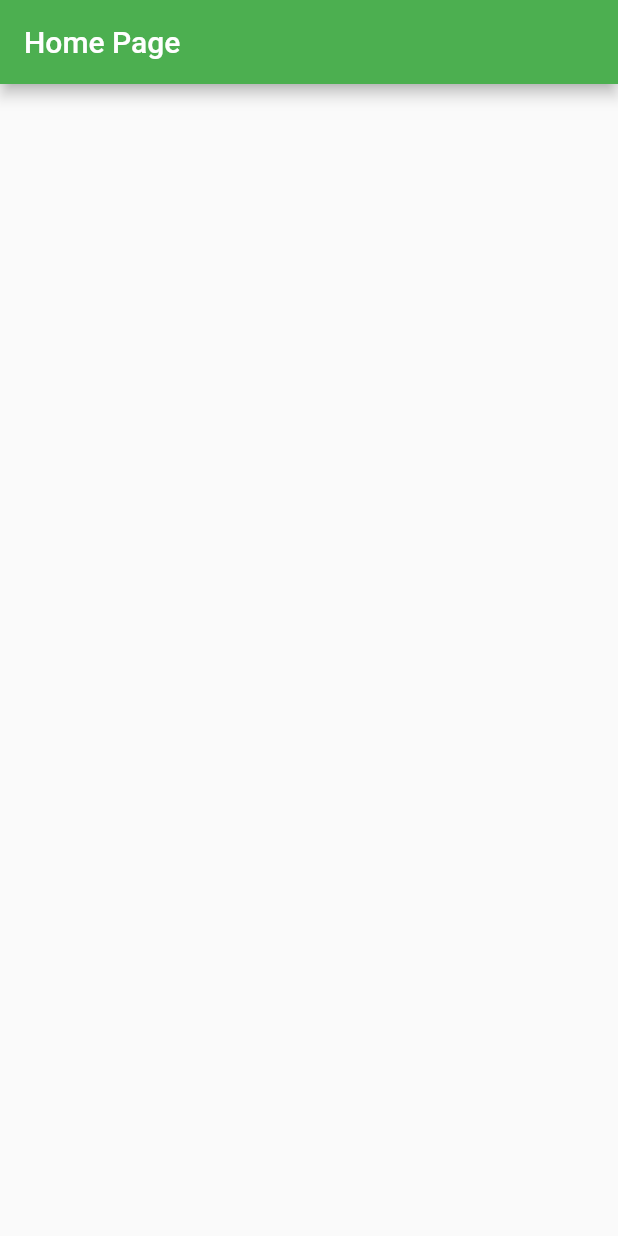
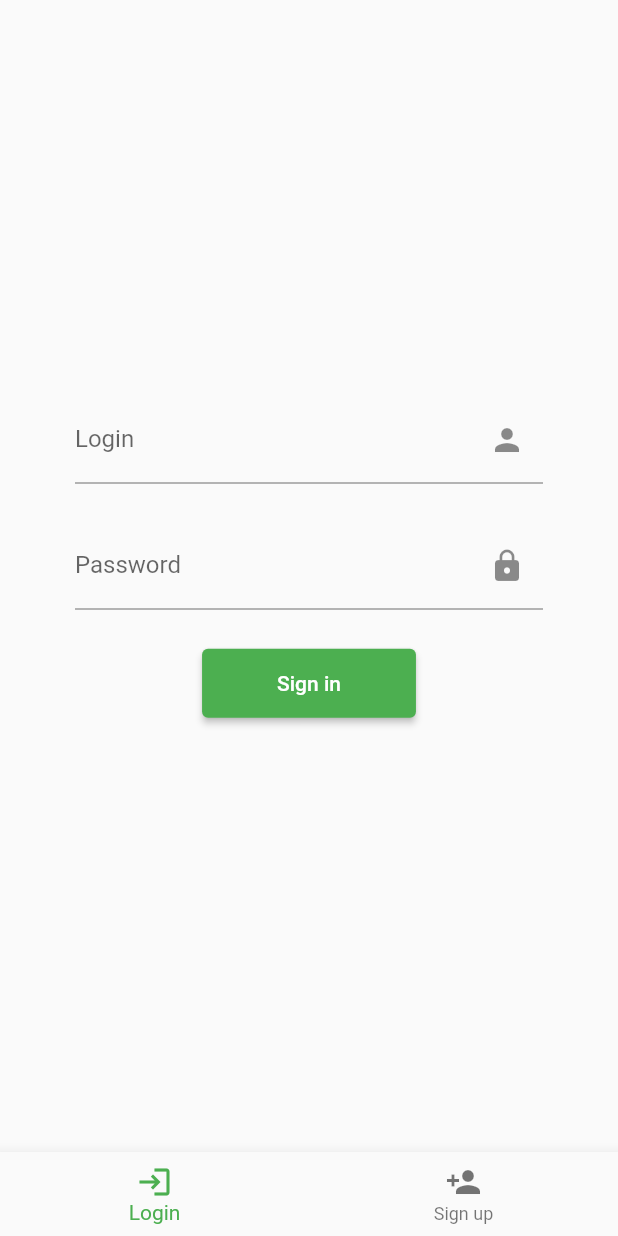
Before and after one commit to ziwg-project/plantapp-mobile, a Flutter app: the screen it shows after launch, on a phone screen of 412 x 824 dp. Run offline on Flutter 3.47's test engine with Material 2 defaults, Android fonts, the phone set to English and light mode, and no system bars.

Commit message:
Add login screen, auth flow with model, add drawer navigation to home_navigation.dart

```diff
--- a/lib/main.dart
+++ b/lib/main.dart
@@ -1,7 +1,13 @@
 import 'package:flutter/material.dart';
+import 'package:plants_app/models/AuthModel.dart';
+import 'package:plants_app/views/guest_navigation.dart';
+import 'package:provider/provider.dart';
+
+import 'views/home_navigation.dart';
 
 void main() {
-  runApp(MyApp());
+  runApp(
+      ChangeNotifierProvider(create: (context) => AuthModel(), child: MyApp()));
 }
 
 class MyApp extends StatelessWidget {
@@ -13,11 +19,9 @@ class MyApp extends StatelessWidget {
         primarySwatch: Colors.green,
       ),
       // Put proper view here later
-      home: Scaffold(
-        appBar: AppBar(
-          title: Text('Home Page'),
-        ),
-      ),
+      home: Scaffold(body: Consumer<AuthModel>(builder: (context, auth, child) {
+        return Container(child: auth.loggedIn ? HomeNavigation() : GuestNavigation());
+      })),
     );
   }
 }
--- /dev/null
+++ b/lib/models/AuthModel.dart
@@ -0,0 +1,21 @@
+import 'package:flutter/cupertino.dart';
+
+class AuthModel extends ChangeNotifier {
+  bool _loggedIn = false;
+
+  get loggedIn => _loggedIn;
+  Future<void> logIn() {
+    return Future.delayed(Duration(seconds: 0), () {
+      _loggedIn = true;
+      notifyListeners();
+    });
+  }
+
+  Future<void> logOut() {
+    return Future.delayed(Duration(seconds: 0), () {
+      _loggedIn = false;
+      notifyListeners();
+    });
+
+  }
+}
--- /dev/null
+++ b/lib/views/guest_navigation.dart
@@ -0,0 +1,36 @@
+import 'package:flutter/material.dart';
+import 'package:plants_app/views/login_page.dart';
+
+class GuestNavigation extends StatefulWidget {
+  @override
+  _GuestNavigationState createState() =>  _GuestNavigationState();
+
+}
+
+class  _GuestNavigationState extends State<GuestNavigation> {
+  List<Widget> widgetList = [
+    LoginPage(),
+    Center(child: Text('Sign up screen'))
+  ];
+  int currentIndex = 0;
+
+  setPage(int index) {
+    setState(() {
+      currentIndex = index;
+    });
+  }
+  @override
+  Widget build(BuildContext context) {
+    return Scaffold(
+      body: widgetList[currentIndex],
+      bottomNavigationBar: BottomNavigationBar(
+        items: <BottomNavigationBarItem>[
+          BottomNavigationBarItem(icon: Icon(Icons.login), label: 'Login'),
+          BottomNavigationBarItem(icon: Icon(Icons.person_add),label: "Sign up")
+        ],
+        currentIndex: currentIndex,
+        onTap: setPage,
+      ),
+    );
+  }
+}
--- a/lib/views/home_navigation.dart
+++ b/lib/views/home_navigation.dart
@@ -1,4 +1,5 @@
 import 'package:flutter/material.dart';
+import 'package:plants_app/views/drawer_navigation.dart';
 import 'package:plants_app/views/plants_list_page.dart';
 
 class HomeNavigation extends StatefulWidget {
@@ -9,7 +10,8 @@ class HomeNavigation extends StatefulWidget {
 class _HomeNavigationState extends State<HomeNavigation> {
   List<Widget> widgetList = [
     PlantsListPage(),
-    Center(child: Text('Another page'))
+    Center(child: Text('Another page')),
+    Center(child: Text('Settings screen'),)
   ];
   int currentIndex = 0;
 
@@ -23,6 +25,7 @@ class _HomeNavigationState extends State<HomeNavigation> {
   Widget build(BuildContext context) {
     return Scaffold(
       body: widgetList[currentIndex],
+      drawer: DrawerNavigation(),
       bottomNavigationBar: BottomNavigationBar(
         items: <BottomNavigationBarItem>[
           BottomNavigationBarItem(
--- /dev/null
+++ b/lib/views/login_page.dart
@@ -0,0 +1,73 @@
+import 'package:flutter/material.dart';
+import 'package:plants_app/models/AuthModel.dart';
+import 'package:provider/provider.dart';
+
+class LoginPage extends StatefulWidget {
+  @override
+  _LoginPageState createState() => _LoginPageState();
+}
+
+class _LoginPageState extends State<LoginPage> {
+  final _formKey = GlobalKey<FormState>();
+  @override
+  Widget build(BuildContext context) {
+    return Consumer<AuthModel>(builder: (context, auth, child) {
+      return Form(
+          key: _formKey,
+          child: Padding(
+            padding: const EdgeInsets.symmetric(horizontal: 50),
+            child: Column(
+              mainAxisAlignment: MainAxisAlignment.center,
+              crossAxisAlignment: CrossAxisAlignment.center,
+              children: <Widget>[
+                TextFormField(
+                  decoration: InputDecoration(
+                      labelText: "Login",
+                      hintText: "Username or email",
+                      suffixIcon: Icon(Icons.person)),
+                  validator: (value) {
+                    if (value == null || value.isEmpty) {
+                      return 'Please enter your username or email';
+                    }
+                    return null;
+                  },
+                ),
+                Padding(
+                  padding: const EdgeInsets.only(top: 25),
+                  child: TextFormField(
+                    obscureText: true,
+                    decoration: InputDecoration(
+                        labelText: "Password",
+                        hintText: "Password",
+                        suffixIcon: Icon(Icons.lock)),
+                    validator: (value) {
+                      if (value == null || value.isEmpty) {
+                        return 'Please enter password';
+                      }
+                      return null;
+                    },
+                  ),
+                ),
+                Padding(
+                  padding: const EdgeInsets.symmetric(vertical: 25),
+                  child: ElevatedButton(
+                    style: ButtonStyle(
+                        padding: MaterialStateProperty.all(EdgeInsets.symmetric(
+                            horizontal: 50, vertical: 15))),
+                    onPressed: () {
+                      if (_formKey.currentState.validate()) {
+                        _formKey.currentState.reset();
+                        auth.logIn().then((value) =>
+                            ScaffoldMessenger.of(context).showSnackBar(SnackBar(
+                                content: Text('You have been logged in'))));
+                      }
+                    },
+                    child: Text('Sign in'),
+                  ),
+                ),
+              ],
+            ),
+          ));
+    });
+  }
+}
--- a/pubspec.yaml
+++ b/pubspec.yaml
@@ -3,7 +3,7 @@ description: A new Flutter project.
 
 # The following line prevents the package from being accidentally published to
 # pub.dev using `pub publish`. This is preferred for private packages.
-publish_to: 'none' # Remove this line if you wish to publish to pub.dev
+publish_to: "none" # Remove this line if you wish to publish to pub.dev
 
 # The following defines the version and build number for your application.
 # A version number is three numbers separated by dots, like 1.2.43
@@ -23,7 +23,7 @@ environment:
 dependencies:
   flutter:
     sdk: flutter
-
+  provider: ^4.3.3
 
   # The following adds the Cupertino Icons font to your application.
   # Use with the CupertinoIcons class for iOS style icons.
@@ -38,7 +38,6 @@ dev_dependencies:
 
 # The following section is specific to Flutter.
 flutter:
-
   # The following line ensures that the Material Icons font is
   # included with your application, so that you can use the icons in
   # the material Icons class.
```
Also changed, not shown: lib/views/drawer_navigation.dart (added, +36 -0 lines), pubspec.lock.
